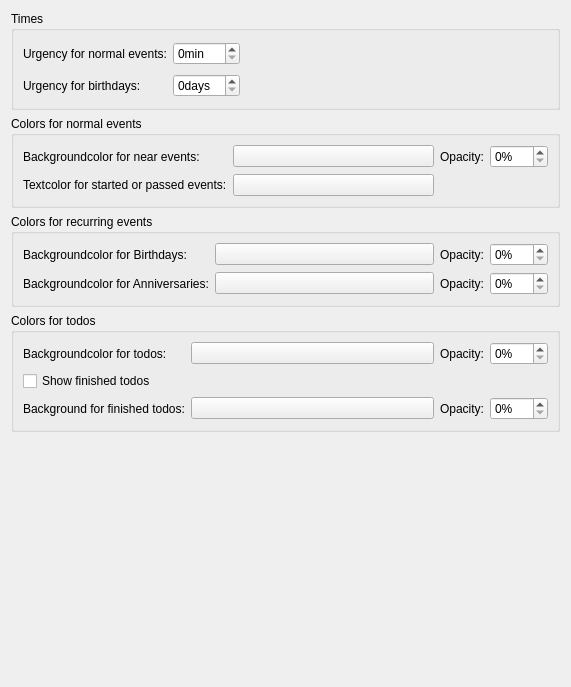
Before: the Qt Designer form src/applet/eventappletcolorconfig.ui in KDE/plasmoid-eventlist, drawn with Qt 5.
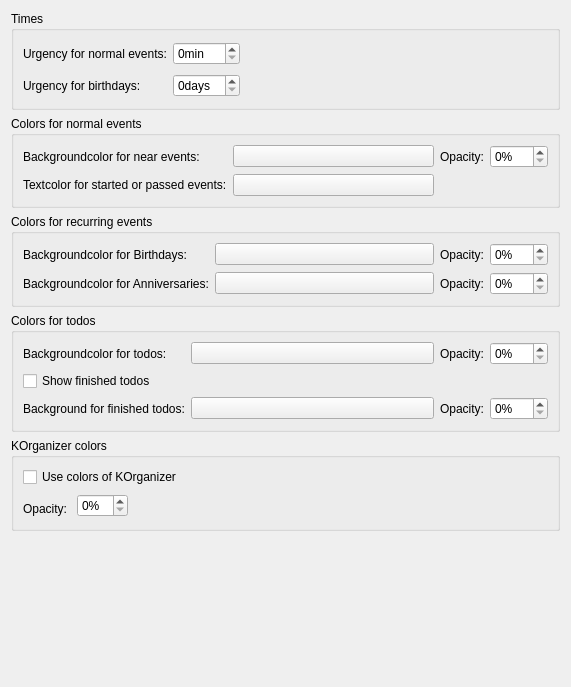
After: the same form once the commit is applied. Custom widgets are drawn as their Qt base class.

Commit message: add config option to toggle korganizer colors

```diff
--- a/src/applet/eventappletcolorconfig.ui
+++ b/src/applet/eventappletcolorconfig.ui
@@ -328,6 +328,65 @@
      </layout>
     </widget>
    </item>
+   <item>
+    <widget class="QGroupBox" name="groupBox_2">
+     <property name="title">
+      <string>KOrganizer colors</string>
+     </property>
+     <layout class="QGridLayout" name="gridLayout_5">
+      <item row="0" column="0" colspan="3">
+       <widget class="QCheckBox" name="useKOrganizerColors">
+        <property name="toolTip">
+         <string>Use the colors defined in KOrganizer categories for events if available.</string>
+        </property>
+        <property name="text">
+         <string>Use colors of KOrganizer</string>
+        </property>
+       </widget>
+      </item>
+      <item row="0" column="3" rowspan="2">
+       <spacer name="horizontalSpacer_3">
+        <property name="orientation">
+         <enum>Qt::Horizontal</enum>
+        </property>
+        <property name="sizeHint" stdset="0">
+         <size>
+          <width>380</width>
+          <height>20</height>
+         </size>
+        </property>
+       </spacer>
+      </item>
+      <item row="1" column="1" rowspan="2">
+       <widget class="KIntSpinBox" name="korganizerOpacity">
+        <property name="suffix">
+         <string>%</string>
+        </property>
+       </widget>
+      </item>
+      <item row="2" column="0">
+       <widget class="QLabel" name="label_14">
+        <property name="text">
+         <string>Opacity:</string>
+        </property>
+       </widget>
+      </item>
+      <item row="2" column="2" colspan="2">
+       <spacer name="horizontalSpacer_4">
+        <property name="orientation">
+         <enum>Qt::Horizontal</enum>
+        </property>
+        <property name="sizeHint" stdset="0">
+         <size>
+          <width>40</width>
+          <height>20</height>
+         </size>
+        </property>
+       </spacer>
+      </item>
+     </layout>
+    </widget>
+   </item>
    <item>
     <spacer name="verticalSpacer">
      <property name="orientation">
```
The commit also changes 3 other files.
